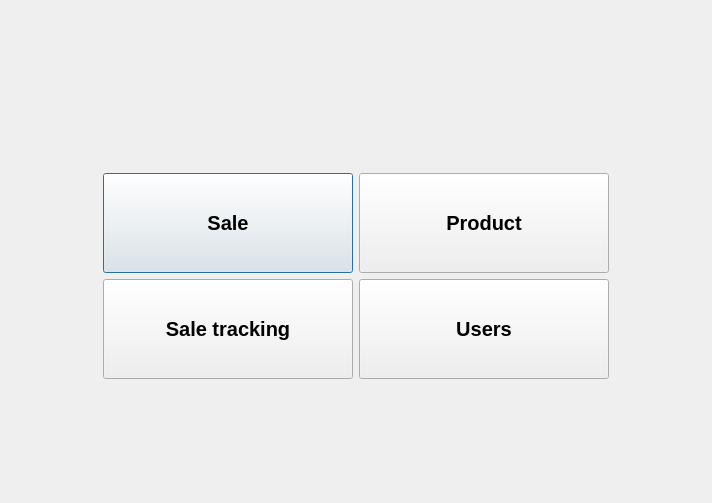
Old version of the form ui/mainmenu/mainmenu.ui in the repository t3vato00/projekti1.
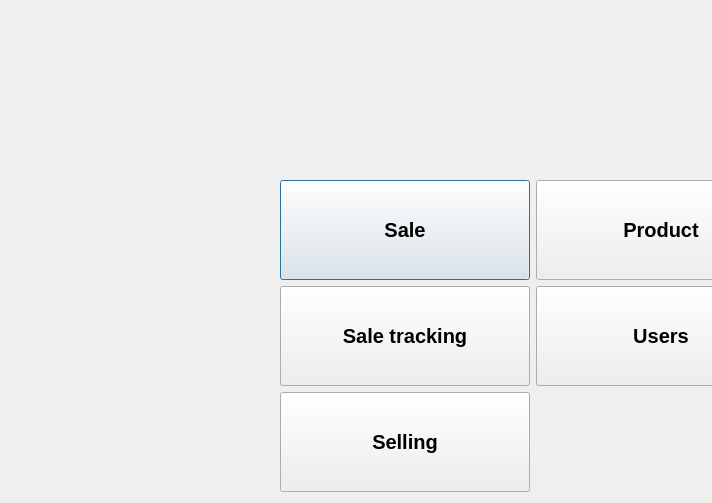
New version of the form.

Commit message:
Selling screen added
Fixes for existing files and added selling screen

Diff of the .ui file:
```diff
--- a/ui/mainmenu/mainmenu.ui
+++ b/ui/mainmenu/mainmenu.ui
@@ -31,9 +31,19 @@
   <property name="modal">
    <bool>false</bool>
   </property>
-  <layout class="QGridLayout" name="gridLayout_2">
-   <item row="0" column="0">
-    <layout class="QGridLayout" name="gridLayout">
+  <widget class="QWidget" name="">
+   <property name="geometry">
+    <rect>
+     <x>280</x>
+     <y>180</y>
+     <width>508</width>
+     <height>314</height>
+    </rect>
+   </property>
+   <layout class="QFormLayout" name="formLayout">
+    <property name="fieldGrowthPolicy">
+     <enum>QFormLayout::AllNonFixedFieldsGrow</enum>
+    </property>
      <item row="0" column="0">
       <widget class="QPushButton" name="pushButton_myynti">
        <property name="enabled">
@@ -171,9 +181,37 @@
        </attribute>
       </widget>
      </item>
-    </layout>
-   </item>
-  </layout>
+    <item row="2" column="0" colspan="2">
+     <widget class="QPushButton" name="pushButton_selling">
+      <property name="minimumSize">
+       <size>
+        <width>250</width>
+        <height>100</height>
+       </size>
+      </property>
+      <property name="maximumSize">
+       <size>
+        <width>150</width>
+        <height>50</height>
+       </size>
+      </property>
+      <property name="font">
+       <font>
+        <pointsize>15</pointsize>
+        <weight>75</weight>
+        <italic>false</italic>
+        <bold>true</bold>
+        <strikeout>false</strikeout>
+        <kerning>true</kerning>
+       </font>
+      </property>
+      <property name="text">
+       <string>Selling</string>
+      </property>
+     </widget>
+    </item>
+   </layout>
+  </widget>
  </widget>
  <resources/>
  <connections/>
```
Lines whose indentation alone changed are shown as unchanged. The commit also changes 11 other files.
